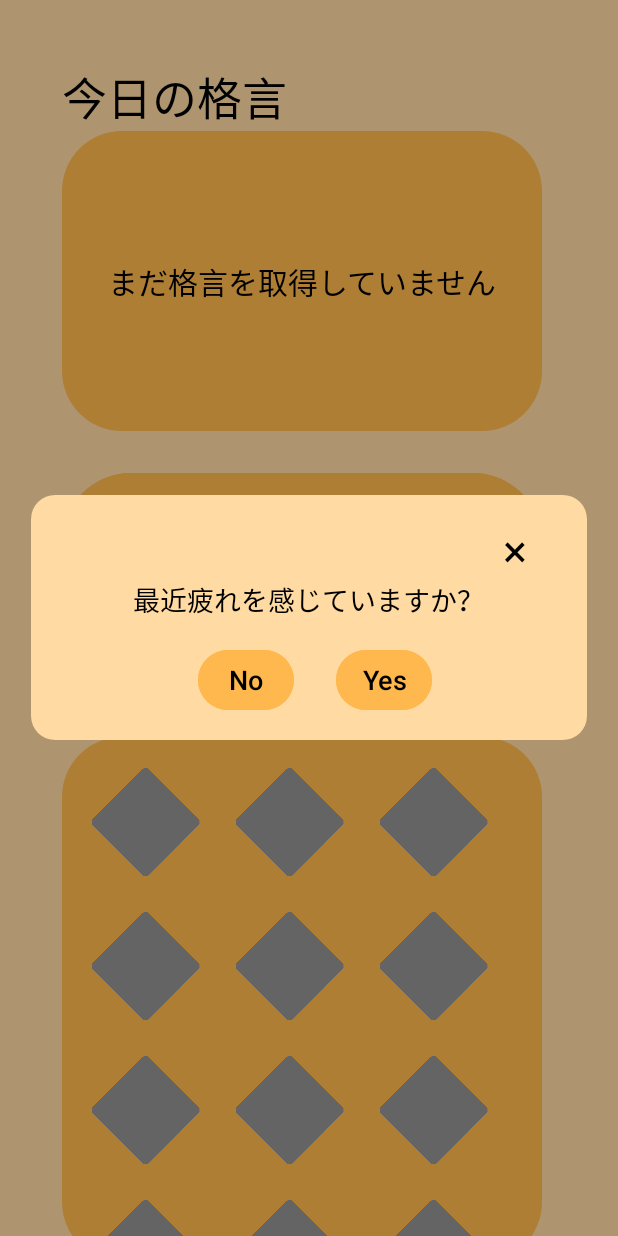
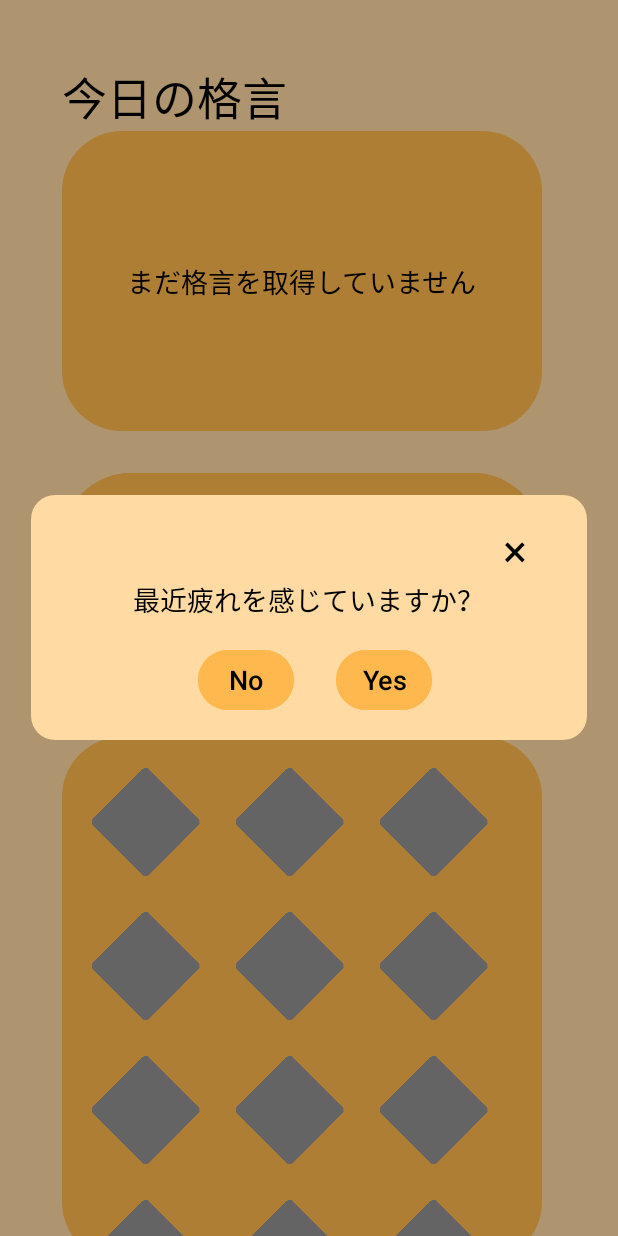
Before and after one commit to Saku0512/Collect-Proverb, an Android app: the screen it shows after launch (MainActivity), after a tap on "今日の格言を受け取る", on a phone screen of 412 x 824 dp. Run offline under Robolectric (Android 15) with nearby library versions, the phone set to English and light mode, and no system bars.

Commit message:
全ての格言を改行あり２行で表示できるようにfontSizeを調整

```diff
--- a/app/src/main/res/layout/activity_main.xml
+++ b/app/src/main/res/layout/activity_main.xml
@@ -70,7 +70,7 @@
             android:layout_width="wrap_content"
             android:layout_height="wrap_content"
             android:text="@string/no_proverb_yet"
-            android:textSize="20sp"
+            android:textSize="18sp"
             android:textColor="@android:color/black"
             app:layout_constraintTop_toTopOf="@id/cloudBackground"
             app:layout_constraintBottom_toBottomOf="@id/cloudBackground"
@@ -81,7 +81,9 @@
             android:layout_width="320dp"
             android:layout_height="200dp"
             android:orientation="vertical"
-            android:padding="20dp"
+            android:paddingTop="10dp"
+            android:paddingEnd="5dp"
+            android:paddingStart="5dp"
             app:layout_constraintTop_toTopOf="@id/cloudBackground"
             app:layout_constraintBottom_toBottomOf="@id/cloudBackground"
             app:layout_constraintStart_toStartOf="@id/cloudBackground"
@@ -92,7 +94,9 @@
                 android:layout_width="wrap_content"
                 android:layout_height="wrap_content"
                 android:text=""
-                android:textSize="20sp"
+                android:textSize="16sp"
+                android:layout_gravity="center"
+                android:gravity="center"
                 android:textColor="@color/black"
                 android:layout_marginTop="10dp"/>
 
--- a/app/src/main/res/layout/badge_popup.xml
+++ b/app/src/main/res/layout/badge_popup.xml
@@ -53,7 +53,7 @@
             android:layout_width="wrap_content"
             android:layout_height="wrap_content"
             android:text=""
-            android:textSize="18sp"
+            android:textSize="16sp"
             android:layout_marginTop="20dp"
             android:gravity="center"
             android:layout_gravity="center"/>
--- a/app/src/main/res/layout/popup_layout.xml
+++ b/app/src/main/res/layout/popup_layout.xml
@@ -43,7 +43,7 @@
             android:layout_width="wrap_content"
             android:layout_height="wrap_content"
             android:text=""
-            android:textSize="20sp"
+            android:textSize="16sp"
             android:textAlignment="center"
             android:visibility="gone" />
 
```
Lines whose indentation alone changed are shown as unchanged.
